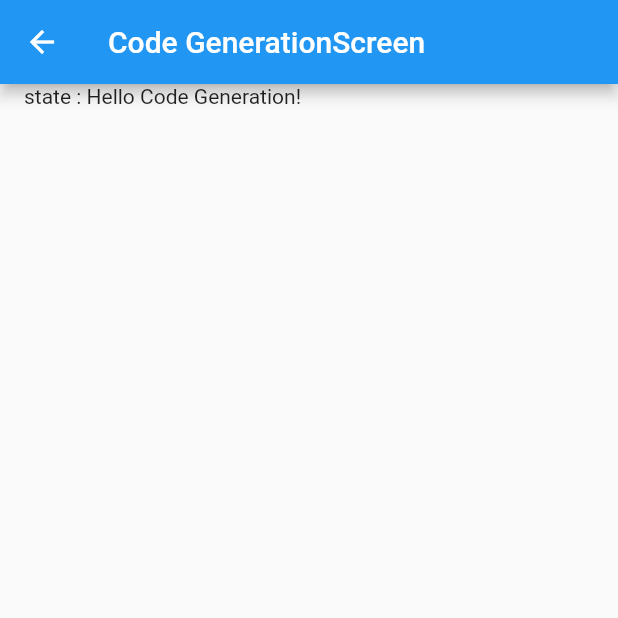
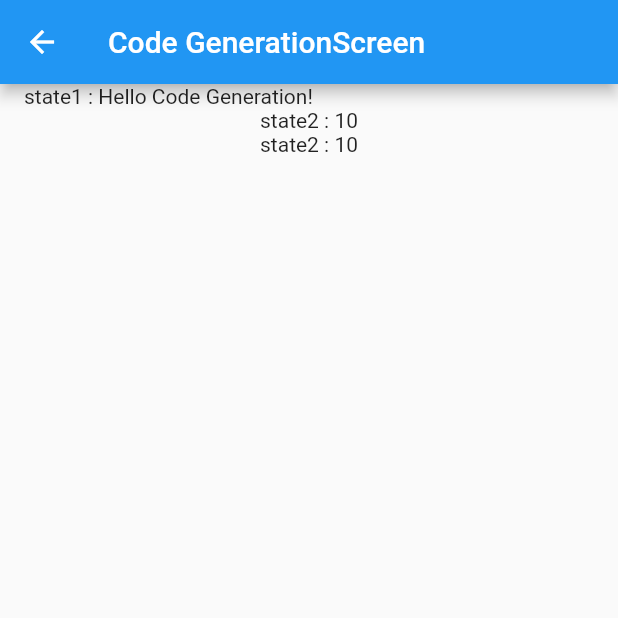
Before and after one commit to DongWooKim97/provider_practice, a Flutter app: the screen it shows after launch, after a tap on "CodeGenerationScreen", on a phone screen of 412 x 824 dp, the top half of it. Run offline on Flutter 3.47's test engine with Material 2 defaults, Android fonts, the phone set to English and light mode, and no system bars; our stand-ins replace flutter_riverpod, riverpod_annotation; generated files the repository leaves out were written again.

Commit message:
Riverpod v2 KeepAlive 세팅하기( prevent autoDispose )

```diff
--- a/lib/riverpod/code_generation_provider.dart
+++ b/lib/riverpod/code_generation_provider.dart
@@ -1,4 +1,3 @@
-import 'package:flutter_riverpod/flutter_riverpod.dart';
 import 'package:riverpod_annotation/riverpod_annotation.dart';
 
 part 'code_generation_provider.g.dart';
@@ -9,11 +8,29 @@ part 'code_generation_provider.g.dart';
 
 final _testProvider = Provider<String>((ref) => 'Hello Code Generation!');
 
+//일반 provider
 @riverpod
 String gState(GStateRef ref) {
   return 'Hello Code Generation!';
 }
 
+@riverpod
+Future<int> gStateFuture(GStateFutureRef ref) async {
+  Future.delayed(Duration(seconds: 3));
+  return 10;
+}
+
+@Riverpod(
+  keepAlive: true, //default : false -> 살려두지마(autoDispose O) , true -> 살려둬(autoDispose X)
+)
+Future<int> gStateFuture2(GStateFuture2Ref ref) async {
+  Future.delayed(Duration(seconds: 3));
+  return 10;
+}
+
+
+// async로도 값을 반환할 수 있다.
+
 // 2) Parameter -> Family 파라미터를 일반 함수처럼 사용할 수 있도록
 // ----------------------------
-// 이러한 문제를 해결하도록 riverpod에 추가가됨.
+// 이러한 문제를 해결하도록 riverpod에 추가가됨. {
--- a/lib/screen/code_generation_screen.dart
+++ b/lib/screen/code_generation_screen.dart
@@ -8,13 +8,39 @@ class CodeGenerationScreen extends ConsumerWidget {
 
   @override
   Widget build(BuildContext context, WidgetRef ref) {
+    // normal state
     final state1 = ref.watch(gStateProvider);
+    //future state
+    final state2 = ref.watch(gStateFutureProvider);
+    // future state ( not autoDispose)
+    final state3 = ref.watch(gStateFuture2Provider);
 
     return DefaultLayout(
       title: 'Code GenerationScreen',
       body: Column(
+        crossAxisAlignment: CrossAxisAlignment.stretch,
         children: [
-          Text('state : $state1'),
+          Text('state1 : $state1'),
+          state2.when(
+            data: (data) {
+              return Text(
+                'state2 : $data',
+                textAlign: TextAlign.center,
+              );
+            }, // -> 로딩이 끝나가지고  데이터가 있을 떄 그때 실행되는 함수.
+            error: (err, stack) => Text(err.toString()), // -> 에러가 났을 때 실행되는 함수.
+            loading: () => Center(child: CircularProgressIndicator()), // -> 로딩중일 때 실행되는 함수들.
+          ),
+          state3.when(
+            data: (data) {
+              return Text(
+                'state2 : $data',
+                textAlign: TextAlign.center,
+              );
+            }, // -> 로딩이 끝나가지고  데이터가 있을 떄 그때 실행되는 함수.
+            error: (err, stack) => Text(err.toString()), // -> 에러가 났을 때 실행되는 함수.
+            loading: () => Center(child: CircularProgressIndicator()), // -> 로딩중일 때 실행되는 함수들.
+          ),
         ],
       ),
     );
```
Also changed, not shown: lib/riverpod/code_generation_provider.g.dart.
